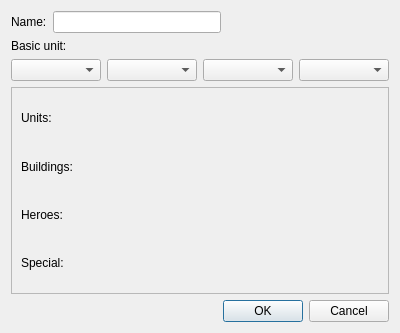
Above: src/editor/objecteditor/ui/unitselectiondialog.ui from tdauth/wc3lib before the change. Below: the same form after it.
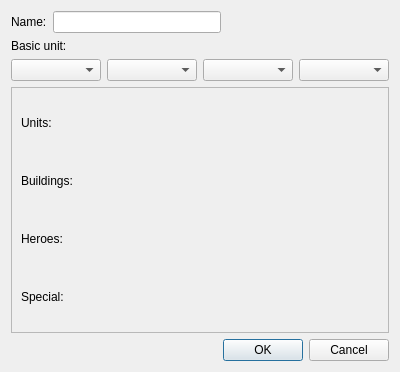
That is the form after the change. Custom widgets are drawn as their Qt base class.

```diff
--- a/src/editor/objecteditor/ui/unitselectiondialog.ui
+++ b/src/editor/objecteditor/ui/unitselectiondialog.ui
@@ -7,7 +7,7 @@
     <x>0</x>
     <y>0</y>
     <width>400</width>
-    <height>333</height>
+    <height>372</height>
    </rect>
   </property>
   <property name="windowTitle">
@@ -51,8 +51,8 @@
        <rect>
         <x>0</x>
         <y>0</y>
-        <width>386</width>
-        <height>215</height>
+        <width>378</width>
+        <height>223</height>
        </rect>
       </property>
       <layout class="QVBoxLayout" name="verticalLayout">
```
